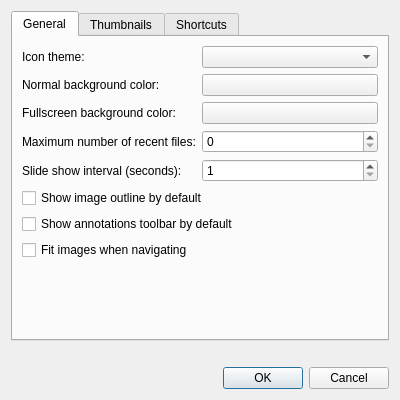
lxqt/lximage-qt, file src/preferencesdialog.ui: the form before one commit.
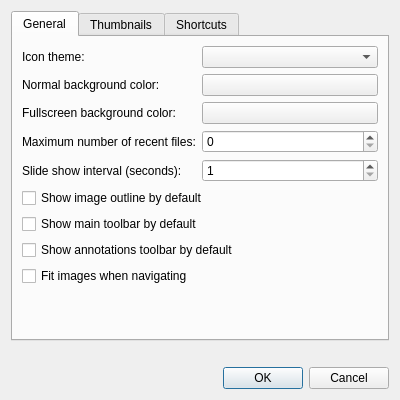
The form after the commit. Custom widgets are drawn as their Qt base class.

Commit message: Add option to hide/show main toolbar (#438)

Patch:
```diff
--- a/src/preferencesdialog.ui
+++ b/src/preferencesdialog.ui
@@ -97,13 +97,20 @@
         </widget>
        </item>
        <item row="6" column="0" colspan="2">
+        <widget class="QCheckBox" name="toolbarBox">
+         <property name="text">
+          <string>Show main toolbar by default</string>
+         </property>
+        </widget>
+       </item>
+       <item row="7" column="0" colspan="2">
         <widget class="QCheckBox" name="annotationBox">
          <property name="text">
           <string>Show annotations toolbar by default</string>
          </property>
         </widget>
        </item>
-       <item row="7" column="0" colspan="2">
+       <item row="8" column="0" colspan="2">
         <widget class="QCheckBox" name="forceZoomFitBox">
          <property name="text">
           <string>Fit images when navigating</string>
```
The commit also changes 5 other files.
